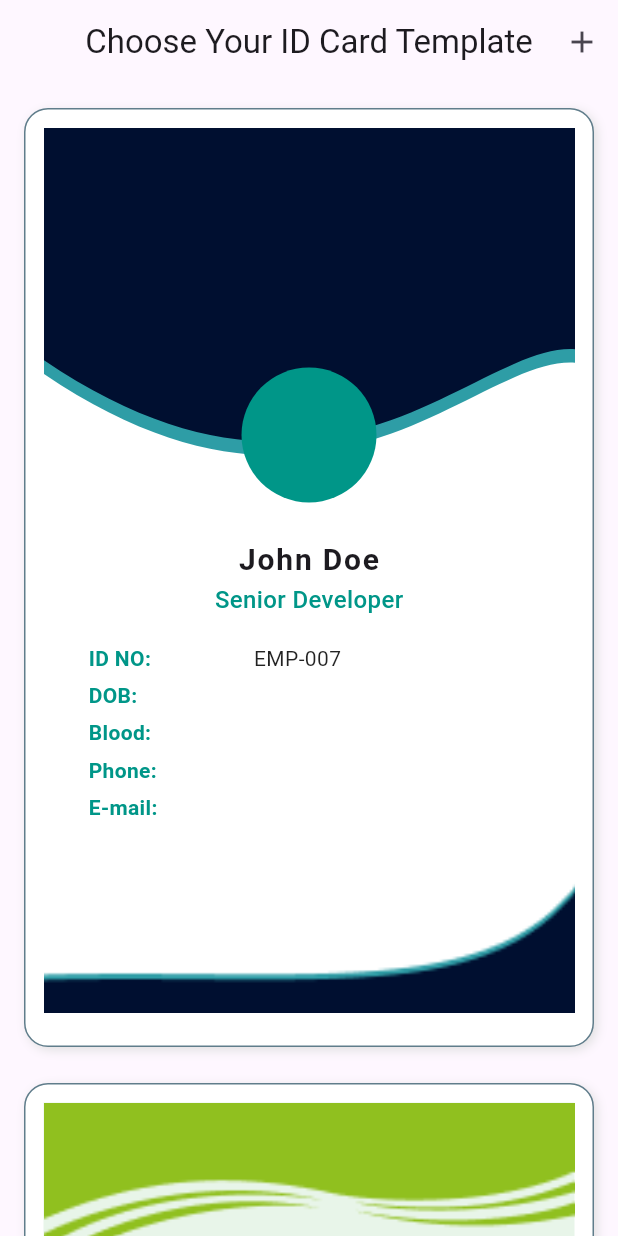
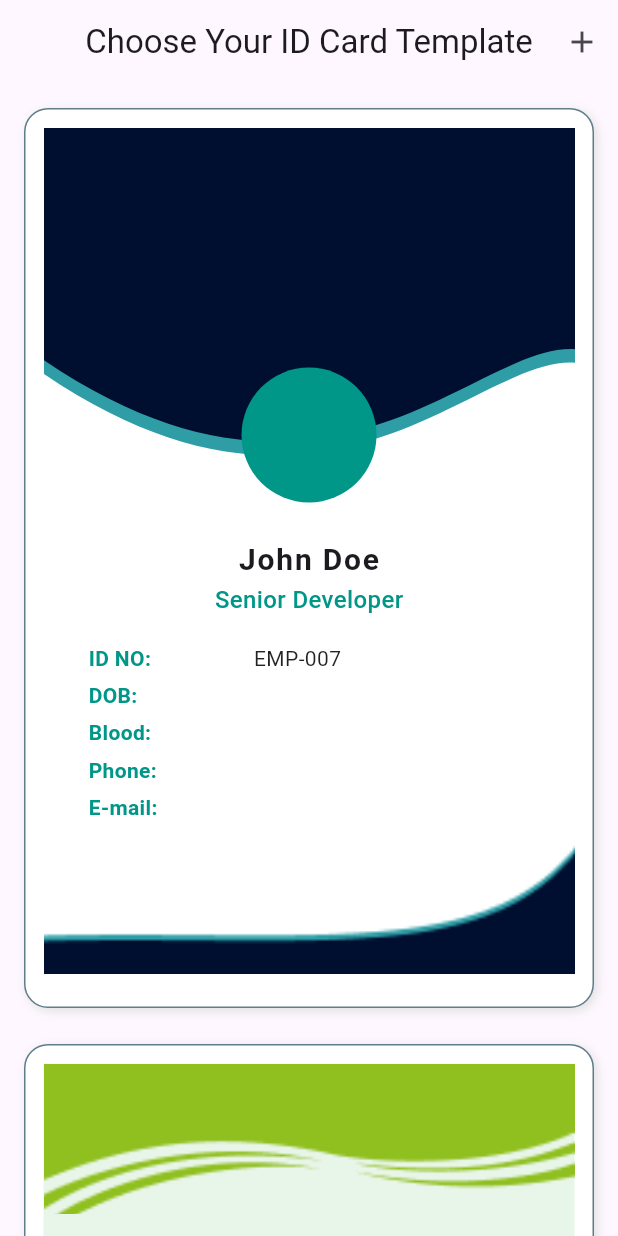
Before and after one commit to shubhamprakashrai/id_card_fronEnd, a Flutter app: the TemplateView screen opened by its route, on a phone screen of 412 x 824 dp. Run offline on Flutter 3.47's test engine with Material 3 defaults, Android fonts, the phone set to English and light mode, and no system bars; our stand-ins replace dio, equatable, file_picker, flutter_bloc, flutter_dotenv, flutter_svg and 8 more; missing offline and left inert: excel; accounts and stored records are empty.

Commit message:
Rename GenerateTemplates to GenerateTemplatesView and introduce TemplateWrapper for improved UI structure

```diff
--- a/lib/core/router/app_router.dart
+++ b/lib/core/router/app_router.dart
@@ -3,7 +3,7 @@ import 'package:flutter/material.dart';
 import 'package:go_router/go_router.dart';
 import 'package:id_card_front_end/features/data_scrapper/data/models/employee.dart';
 import 'package:id_card_front_end/features/data_scrapper/presentation/pages/import_excel_page.dart' show ImportExcelPage;
-import 'package:id_card_front_end/features/generate_templates/presentation/pages/generate_templates.dart';
+import 'package:id_card_front_end/features/generate_templates/presentation/pages/generate_templates_view.dart';
 import 'package:id_card_front_end/features/login/presentation/page/sign_in_view.dart';
 import 'package:id_card_front_end/features/signup/presentation/page/registration_page_view.dart';
 import 'package:id_card_front_end/features/splash/presentation/pages/splash_view.dart';
@@ -51,7 +51,7 @@ class AppRouter {
       GoRoute(
         path: RouteName.generateIds,
         name: RouteName.generateIds,
-        builder: (context, state) => GenerateTemplates(templateID: int.tryParse(state.uri.queryParameters["templateID"] ?? "0") ?? 0, employees: state.extra as List<Employee>),
+        builder: (context, state) => GenerateTemplatesView(templateID: int.tryParse(state.uri.queryParameters["templateID"] ?? "0") ?? 0, employees: state.extra as List<Employee>),
       ),
     ],
   );
--- /dev/null
+++ b/lib/features/generate_templates/presentation/widgets/template_wrapper.dart
@@ -0,0 +1,30 @@
+
+
+import 'package:flutter/material.dart';
+
+class TemplateWrapper extends StatelessWidget {
+  const TemplateWrapper({super.key, required this.child});
+  final Widget child;
+
+  @override
+  Widget build(BuildContext context) {
+    return Container(
+      height: 600,
+      margin: const EdgeInsets.only(bottom: 24),
+      decoration: BoxDecoration(
+        border: Border.all(color: Colors.blueGrey),
+        borderRadius: BorderRadius.circular(16),
+        boxShadow: [
+          BoxShadow(
+            color: Colors.grey.shade300,
+            blurRadius: 5,
+            offset: const Offset(2, 2),
+          ),
+        ],
+        color: Colors.white,
+      ),
+      padding: const EdgeInsets.all(12),
+      child: child,
+    );
+  }
+}
--- a/lib/features/templete/presentation/page/templete_view.dart
+++ b/lib/features/templete/presentation/page/templete_view.dart
@@ -1,6 +1,7 @@
 import 'package:flutter/material.dart';
 import 'package:go_router/go_router.dart';
 import 'package:id_card_front_end/core/router/route_names.dart';
+import 'package:id_card_front_end/features/generate_templates/presentation/widgets/template_wrapper.dart';
 import 'package:id_card_front_end/features/templete/presentation/widget/template_manager/template_manager.dart';
 
 class TemplateView extends StatefulWidget {
@@ -33,30 +34,13 @@ class _TemplateViewState extends State<TemplateView> {
       body: ListView.builder(
         itemCount: templateList.length,
         padding: const EdgeInsets.all(16),
-        itemBuilder: (context, index) {
+        itemBuilder: (ctx, int index) {
           return GestureDetector(
             onTap: () {
               context.pushNamed(RouteName.formView, extra: index);
             },
-            child: Container(
-              margin: const EdgeInsets.only(bottom: 24),
-              decoration: BoxDecoration(
-                border: Border.all(color: Colors.blueGrey),
-                borderRadius: BorderRadius.circular(16),
-                boxShadow: [
-                  BoxShadow(
-                    color: Colors.grey.shade300,
-                    blurRadius: 5,
-                    offset: const Offset(2, 2),
-                  ),
-                ],
-                color: Colors.white,
-              ),
-              padding: const EdgeInsets.all(12),
-              child: SizedBox(
-                height: 600,
-                child: templateList[index].template,
-              ),
+            child: TemplateWrapper(
+              child: templateList[index].template,
             ),
           );
         },
```
Also changed, not shown: lib/features/generate_templates/presentation/pages/generate_templates_view.dart (renamed from lib/features/generate_templates/presentation/pages/generate_templates.dart, +7 -5 lines).
